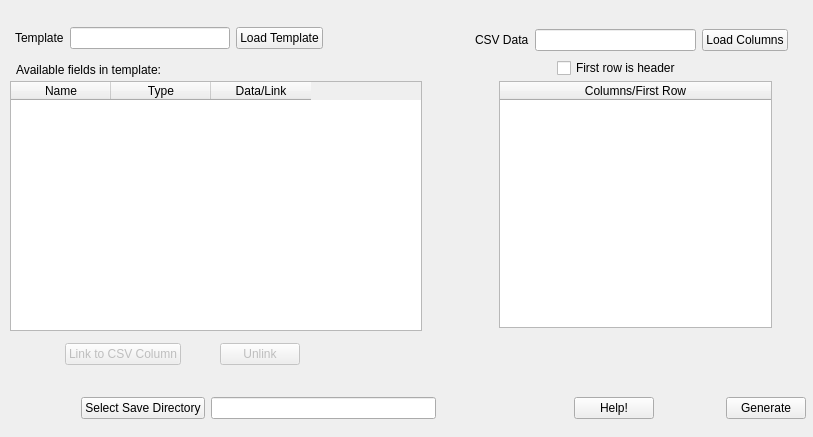
Above: untitled.ui from dossjh/pdf-template-filler before the change. Below: the same form after it.
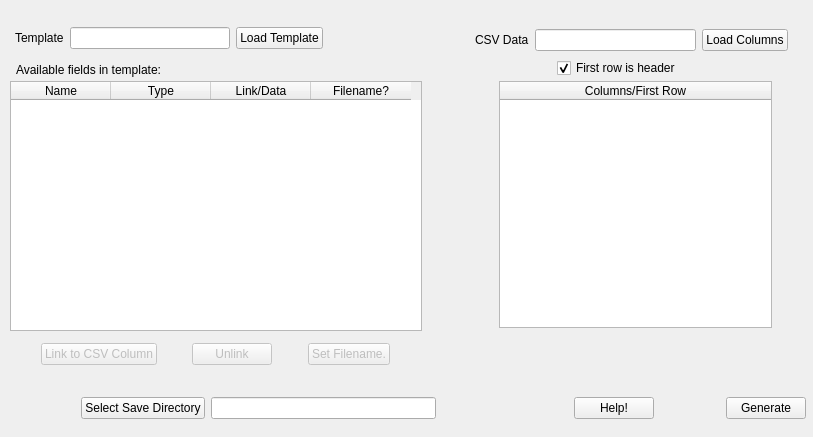
That is the form after the change. Custom widgets are drawn as their Qt base class.

Commit message: Switch to storing our data in the qt5 model. Using UserRole, this is currently broken

```diff
--- a/untitled.ui
+++ b/untitled.ui
@@ -58,7 +58,15 @@
    </column>
    <column>
     <property name="text">
-     <string>Data/Link</string>
+     <string>Link/Data</string>
+    </property>
+   </column>
+   <column>
+    <property name="text">
+     <string>Filename?</string>
+    </property>
+    <property name="toolTip">
+     <string>&lt;html&gt;&lt;head/&gt;&lt;body&gt;&lt;p&gt;Use this Column as the file name of generated document.&lt;/p&gt;&lt;p&gt;You can only use link columns as the save name.&lt;/p&gt;&lt;/body&gt;&lt;/html&gt;</string>
     </property>
    </column>
   </widget>
@@ -144,9 +152,9 @@
   <widget class="QWidget" name="layoutWidget">
    <property name="geometry">
     <rect>
-     <x>31</x>
+     <x>12</x>
      <y>339</y>
-     <width>303</width>
+     <width>407</width>
      <height>30</height>
     </rect>
    </property>
@@ -210,6 +218,29 @@
       </property>
      </spacer>
     </item>
+    <item>
+     <widget class="QPushButton" name="setNameButton">
+      <property name="enabled">
+       <bool>false</bool>
+      </property>
+      <property name="text">
+       <string>Set Filename.</string>
+      </property>
+     </widget>
+    </item>
+    <item>
+     <spacer name="horizontalSpacer_8">
+      <property name="orientation">
+       <enum>Qt::Horizontal</enum>
+      </property>
+      <property name="sizeHint" stdset="0">
+       <size>
+        <width>40</width>
+        <height>20</height>
+       </size>
+      </property>
+     </spacer>
+    </item>
    </layout>
   </widget>
   <widget class="QTableWidget" name="csvTable">
@@ -248,6 +279,9 @@
    <property name="text">
     <string>First row is header</string>
    </property>
+   <property name="checked">
+    <bool>true</bool>
+   </property>
   </widget>
   <widget class="QWidget" name="layoutWidget">
    <property name="geometry">
```
The commit also changes 2 other files.
